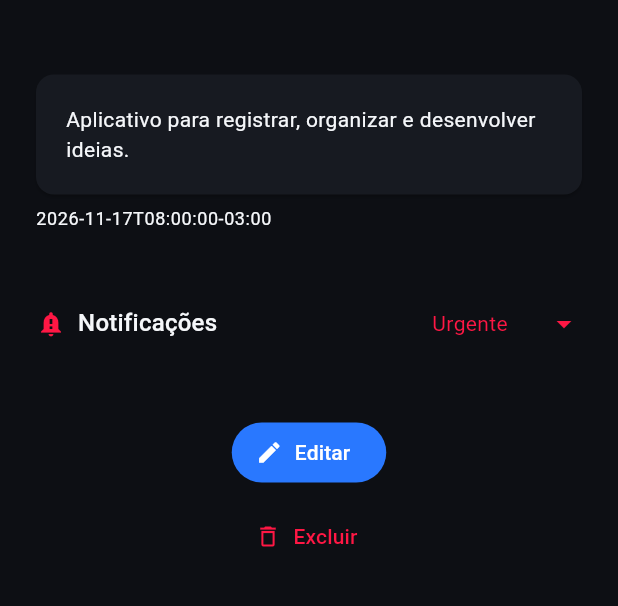
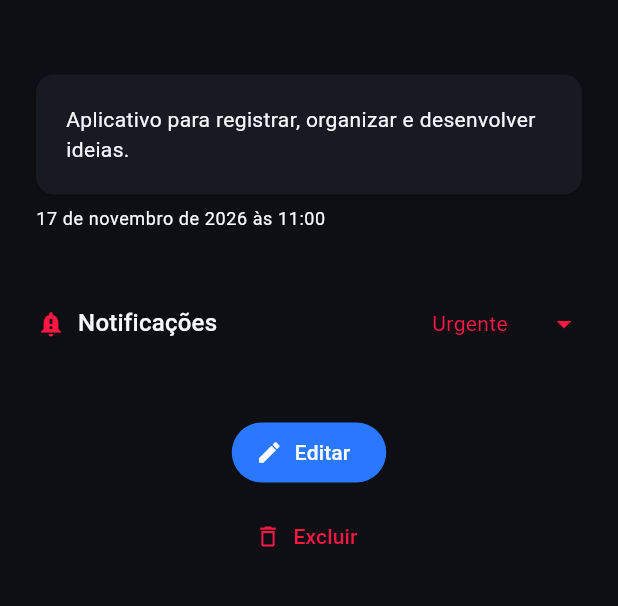
Before and after one commit to deborahsag/a3-usabilidade, a Flutter app: the RegistroProjeto screen opened directly with sample values from the repository, on a phone screen of 412 x 824 dp, the part 404-1010 px from its top. Run offline on Flutter 3.47's test engine with Material 3 defaults, Android fonts, the phone set to English and light mode, and no system bars; our stand-ins replace material_ui.

Commit message:
Formatação do timestamp.

```diff
--- a/lib/capsula.dart
+++ b/lib/capsula.dart
@@ -7,6 +7,7 @@ export 'screens/pagina_inicial.dart';
 export 'screens/registro_ideia.dart';
 export 'screens/registro_projeto.dart';
 export 'utils/notificacao_helper.dart';
+export 'utils/timestamp_helper.dart';
 export 'widgets/card_ideia.dart';
 export 'widgets/card_projeto.dart';
 export 'widgets/historico.dart';
--- a/lib/screens/registro_ideia.dart
+++ b/lib/screens/registro_ideia.dart
@@ -242,7 +242,7 @@ class _RegistroIdeiaState extends State<RegistroIdeia> {
                       ),
                       const SizedBox(height: 8),
                       Text(
-                        ideia.timestamp,
+                        TimestampHelper.formatar(ideia.timestamp),
                         style: theme.textTheme.bodySmall
                       ),
                       const SizedBox(height: 50),
--- a/lib/screens/registro_projeto.dart
+++ b/lib/screens/registro_projeto.dart
@@ -187,7 +187,7 @@ class _RegistroProjetoState extends State<RegistroProjeto> {
                       ),
                       const SizedBox(height: 8),
                       Text(
-                        projeto.timestamp,
+                        TimestampHelper.formatar(projeto.timestamp),
                         style: theme.textTheme.bodySmall
                       ),
                       const SizedBox(height: 50),
--- /dev/null
+++ b/lib/utils/timestamp_helper.dart
@@ -0,0 +1,30 @@
+
+class TimestampHelper {
+  static const List<String> _meses = [
+    'janeiro',
+    'fevereiro',
+    'março',
+    'abril',
+    'maio',
+    'junho',
+    'julho',
+    'agosto',
+    'setembro',
+    'outubro',
+    'novembro',
+    'dezembro',
+  ];
+
+  static String formatar(String timestamp) {
+    final data = DateTime.parse(timestamp).toLocal();
+
+    final dia = data.day;
+    final mes = _meses[data.month - 1];
+    final ano = data.year;
+
+    final hora = data.hour.toString().padLeft(2, '0');
+    final minuto = data.minute.toString().padLeft(2, '0');
+
+    return '$dia de $mes de $ano às $hora:$minuto';
+  }
+}
--- a/lib/widgets/card_ideia.dart
+++ b/lib/widgets/card_ideia.dart
@@ -53,7 +53,7 @@ class CardIdeia extends StatelessWidget {
                 ),
                 const Divider(),
                 Text(
-                  ideia.timestamp,
+                  TimestampHelper.formatar(ideia.timestamp),
                   style: theme.textTheme.bodySmall,
                 ),
               ],
--- a/lib/widgets/card_projeto.dart
+++ b/lib/widgets/card_projeto.dart
@@ -53,7 +53,7 @@ class CardProjeto extends StatelessWidget {
                 ),
                 const Divider(),
                 Text(
-                  projeto.timestamp,
+                  TimestampHelper.formatar(projeto.timestamp),
                   style: theme.textTheme.bodySmall,
                 ),
               ],
```
